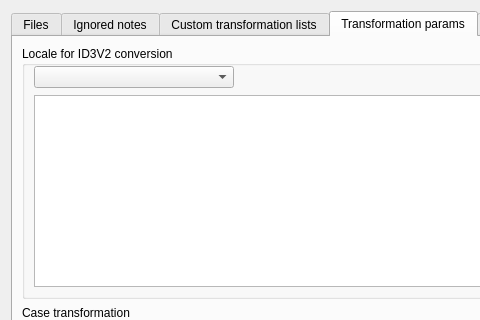
The window that mp3diags/src/Config.ui (frispete/mp3diags) describes before a commit, drawn with Qt 5; both pictures show x 0 to 480 and y 0 to 320 of the 991 by 673 pixel window.
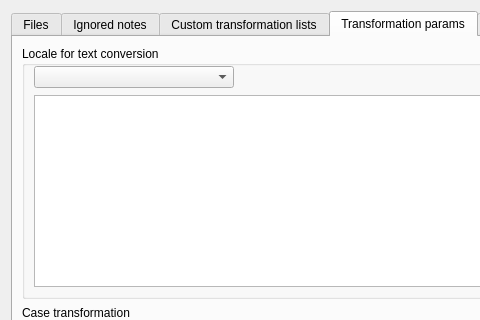
The same window after the commit. The open tabs and pages were chosen to show the change. Icons and pictures are not drawn.

Commit message: Made Config dialog also look at ID3V1 to help choose a codepage

What changed in the file:
```diff
--- a/mp3diags/src/Config.ui
+++ b/mp3diags/src/Config.ui
@@ -1314,7 +1314,7 @@
        <item>
         <widget class="QGroupBox" name="m_pLocaleGrp">
          <property name="title">
-          <string>Locale for ID3V2 conversion</string>
+          <string>Locale for text conversion</string>
          </property>
          <layout class="QGridLayout">
           <property name="topMargin">
```
The commit also changes 1 other file.
